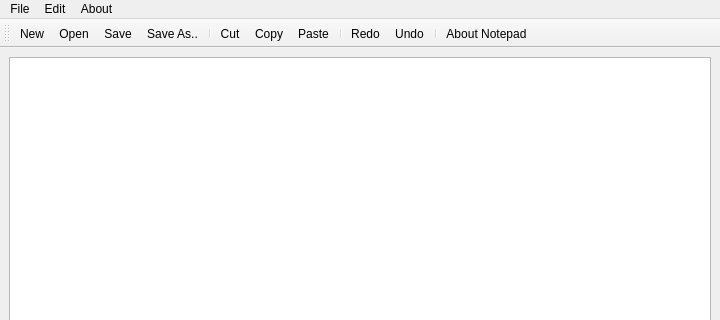
The window that mainwindow.ui (PenguinDogg/PD-Notepad) describes before a commit, drawn with Qt 5; both pictures show x 0 to 720 and y 0 to 320 of the 720 by 580 pixel window.
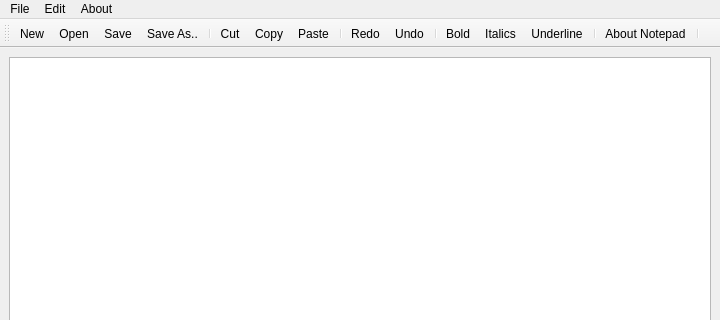
The same window after the commit. Icons and pictures are not drawn.

Commit message: - added bold, italics and underlined options \n- saves HTML instead of plain text

Patch:
```diff
--- a/mainwindow.ui
+++ b/mainwindow.ui
@@ -83,7 +83,12 @@
    <addaction name="actionRedo"/>
    <addaction name="actionUndo"/>
    <addaction name="separator"/>
+   <addaction name="actionBold"/>
+   <addaction name="actionItalics"/>
+   <addaction name="actionUnderline"/>
+   <addaction name="separator"/>
    <addaction name="actionAbout_Notepad"/>
+   <addaction name="separator"/>
   </widget>
   <action name="actionNew">
    <property name="icon">
@@ -208,6 +213,33 @@
     <string>Ctrl+Shift+A</string>
    </property>
   </action>
+  <action name="actionBold">
+   <property name="icon">
+    <iconset resource="Resource.qrc">
+     <normaloff>:/res/img/bold.png</normaloff>:/res/img/bold.png</iconset>
+   </property>
+   <property name="text">
+    <string>Bold</string>
+   </property>
+  </action>
+  <action name="actionItalics">
+   <property name="icon">
+    <iconset resource="Resource.qrc">
+     <normaloff>:/res/img/italics.png</normaloff>:/res/img/italics.png</iconset>
+   </property>
+   <property name="text">
+    <string>Italics</string>
+   </property>
+  </action>
+  <action name="actionUnderline">
+   <property name="icon">
+    <iconset resource="Resource.qrc">
+     <normaloff>:/res/img/underline.png</normaloff>:/res/img/underline.png</iconset>
+   </property>
+   <property name="text">
+    <string>Underline</string>
+   </property>
+  </action>
  </widget>
  <resources>
   <include location="Resource.qrc"/>
```
Left out of the diff: 24 changed lines with no effect on the pictures. The commit also changes 11 other files.
